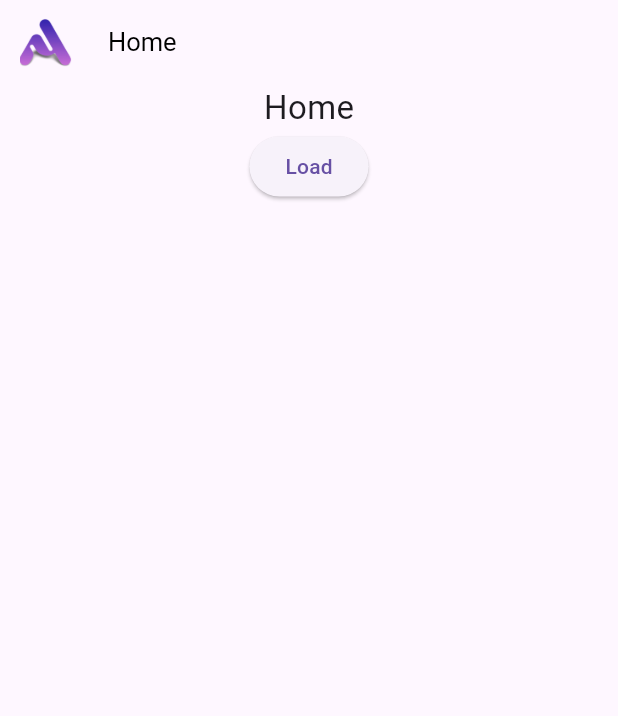
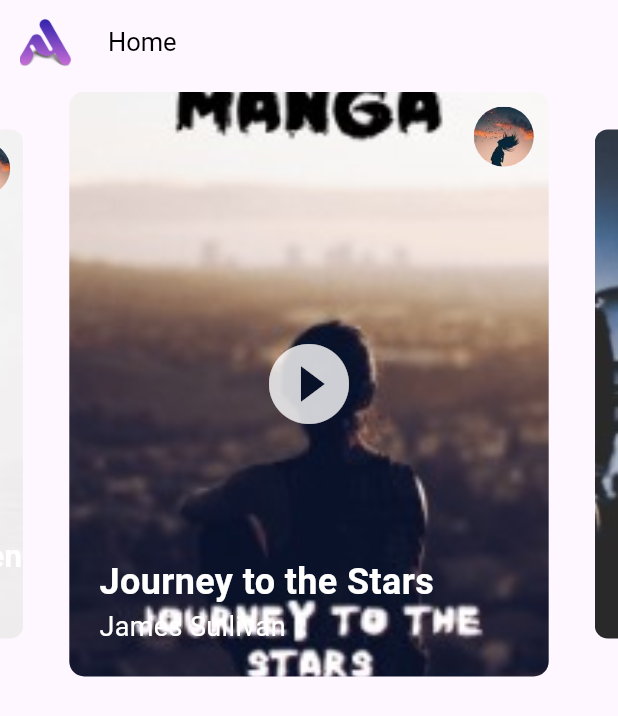
Before and after one commit to Awekon/Awekon, a Flutter app: the screen it shows after launch, on a phone screen of 412 x 824 dp. Shown: the top 716 px of the screen. Run offline on Flutter 3.47's test engine with Material 3 defaults, Android fonts, the phone set to English and light mode, and no system bars; drawn by our look-alikes of carousel_slider; our stand-ins replace animated_splash_screen, lottie.

Commit message:
Trending Carousel done

```diff
--- /dev/null
+++ b/lib/components/ui_components/Trending Carousel/Views/TrendingCard.dart
@@ -0,0 +1,75 @@
+import 'package:awekon/core/constants/size_config.dart';
+import 'package:flutter/material.dart';
+
+class TrendingItem {
+  final String category;
+  final String title;
+  final String imagePath;
+  final String author;
+
+  TrendingItem(this.category, this.title, this.imagePath, this.author);
+}
+
+class TrendingCard extends StatelessWidget {
+  const TrendingCard({
+    super.key, required this.item,
+  });
+
+  final TrendingItem item;
+
+  @override
+  Widget build(BuildContext context) {
+    return Container(
+      margin: const EdgeInsets.all(5.0),
+      decoration: BoxDecoration(
+        borderRadius: BorderRadius.circular(10.0),
+        image: DecorationImage(
+          image: AssetImage(item.imagePath),
+          fit: BoxFit.cover,
+        ),
+      ),
+      child: Stack(
+        children: [
+          Positioned(
+            bottom: 20.0,
+            left: 20.0,
+            child: Column(
+              crossAxisAlignment: CrossAxisAlignment.start,
+              children: [
+                Text(
+                  item.title,
+                  style: const TextStyle(
+                    color: Colors.white,
+                    fontSize: 24.0,
+                    fontWeight: FontWeight.bold,
+                  ),
+                ),
+                Text(
+                  item.author,
+                  style: const TextStyle(
+                    color: Colors.white,
+                    fontSize: 18.0,
+                  ),
+                ),
+              ],
+            ),
+          ),
+          const Positioned(
+            top: 10.0,
+            right: 10.0,
+            child: CircleAvatar(
+              backgroundImage: AssetImage('assets/images/sample/img_4.png'),
+            ),
+          ),
+          Center(
+            child: Icon(
+              Icons.play_circle_fill,
+              color: Colors.white.withOpacity(0.8),
+              size: 64.0,
+            ),
+          ),
+        ],
+      ),
+    );
+  }
+}
--- /dev/null
+++ b/lib/components/ui_components/Trending Carousel/Views/carousel.dart
@@ -0,0 +1,30 @@
+import 'package:carousel_slider/carousel_slider.dart';
+import 'package:flutter/material.dart';
+
+import 'TrendingCard.dart';
+
+class TrendingCarousel extends StatelessWidget {
+  final List<TrendingItem> items = [
+    TrendingItem('MANGA', 'Journey to the Stars', 'assets/images/sample/img_2.png', 'James Sullivan'),
+    TrendingItem('Worldviews Explored', 'A Journey of Imagination', 'assets/images/sample/img.png', 'Alexander Hayes'),
+    TrendingItem('Spectrum of Dreams', 'A Novel', 'assets/images/sample/img_1.png', 'Ethan Howard'),
+    TrendingItem('Silence', 'Listen to the sound of silence', 'assets/images/sample/img_3.png', 'Ava Morgan'),
+  ];
+
+  @override
+  Widget build(BuildContext context) {
+    return CarouselSlider(
+      options: CarouselOptions(
+        height: 400.0,
+        enlargeCenterPage: true,
+        enableInfiniteScroll: true,
+        autoPlay: true,
+      ),
+      items: items.map((item) => Builder(
+        builder: (BuildContext context) {
+          return TrendingCard(item: item,);
+        },
+      )).toList(),
+    );
+  }
+}
--- a/lib/screens/Home/Views/home.dart
+++ b/lib/screens/Home/Views/home.dart
@@ -2,6 +2,7 @@ import 'package:awekon/components/ui_components/Loading/Bloc/loading_manager.dar
 import 'package:awekon/core/constants/font_size.dart';
 import 'package:flutter/foundation.dart';
 import 'package:flutter/material.dart';
+import '../../../components/ui_components/Trending Carousel/Views/carousel.dart';
 
 class Home extends StatefulWidget {
   const Home({super.key});
@@ -60,16 +61,9 @@ class _HomeState extends State<Home> {
       ),
       body: Column(
         children: [
-          const Center(
-            child: Text(
-              "Home",
-              style: TextStyle(fontSize: FontSize.large),
-            ),
-          ),
-          ElevatedButton(
-            onPressed: _performApiCall,
-            child: const Text("Load"),
-          ),
+          Center(
+            child:TrendingCarousel()
+          )
         ],
       ),
     );
--- a/pubspec.yaml
+++ b/pubspec.yaml
@@ -37,6 +37,8 @@ dependencies:
   cupertino_icons: ^1.0.6
   lottie: ^3.1.2
   animated_splash_screen: ^1.3.0
+  carousel_slider: ^4.0.0
+
 
 dev_dependencies:
   flutter_test:
@@ -66,6 +68,7 @@ flutter:
    - assets/fonts/
    - assets/icons/
    - assets/animations/
+   - assets/images/sample/
 
   # An image asset can refer to one or more resolution-specific "variants", see
   # https://flutter.dev/assets-and-images/#resolution-aware
```
Also changed, not shown: assets/images/sample/img.png (added), assets/images/sample/img_1.png (added), assets/images/sample/img_2.png (added), assets/images/sample/img_3.png (added), assets/images/sample/img_4.png (added), pubspec.lock.
